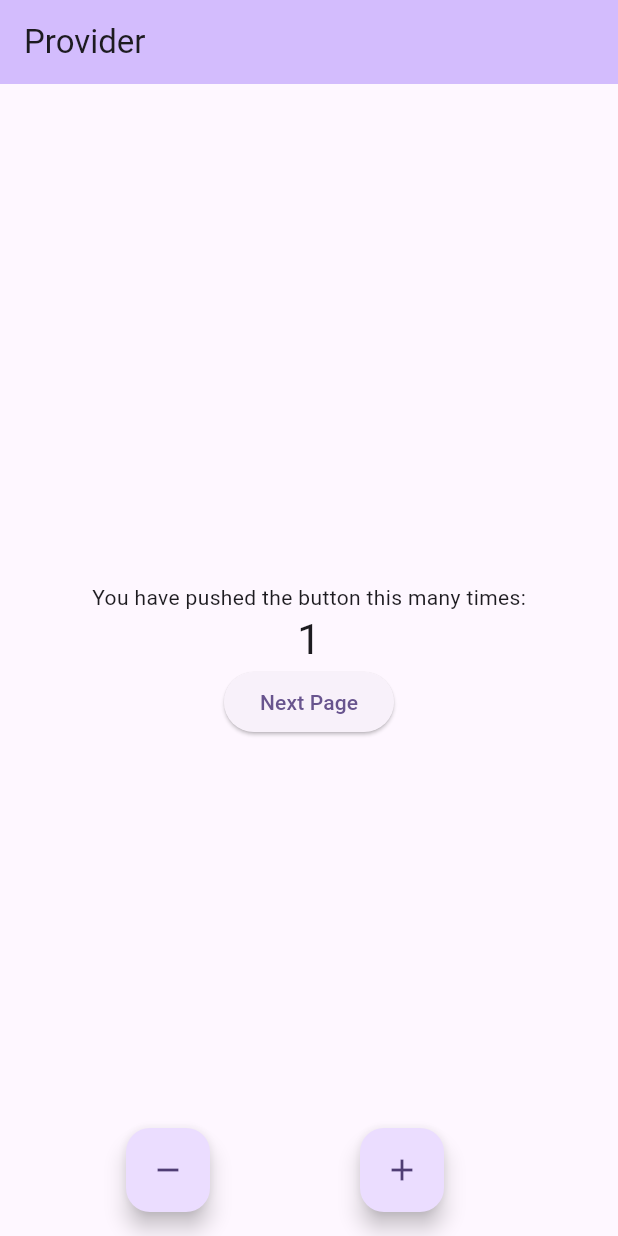
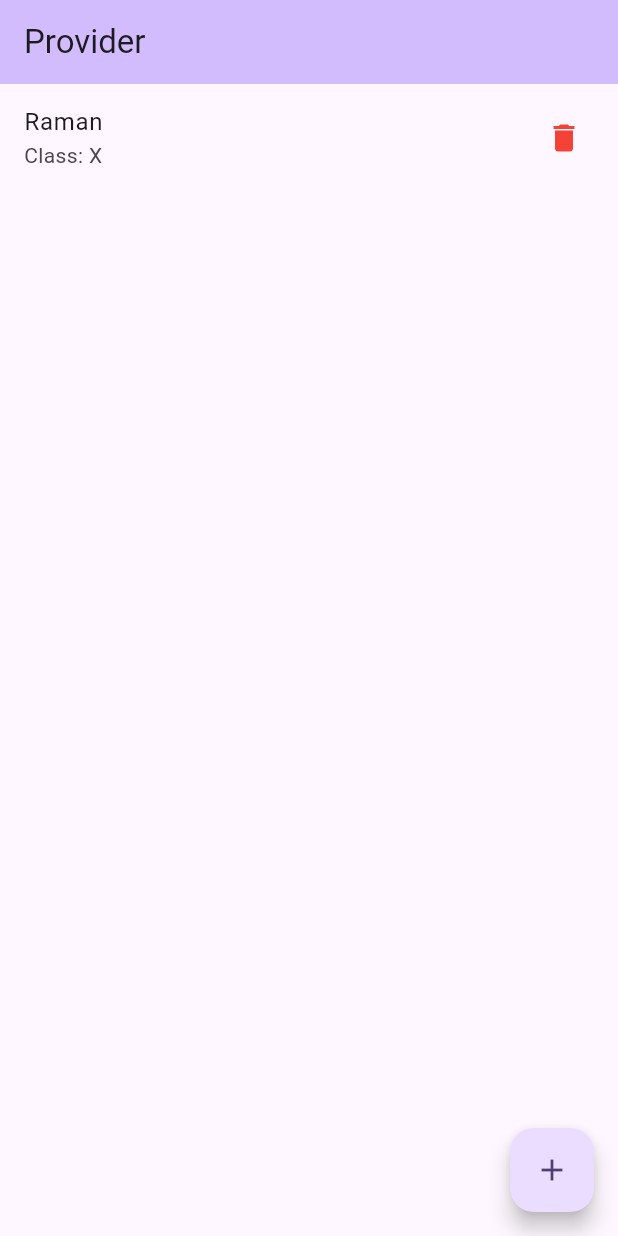
Before and after one commit to raunak2909/provider_example_131, a Flutter app: the screen it shows after launch, after a tap on the "add" icon, on a phone screen of 412 x 824 dp. Run offline on Flutter 3.47's test engine with Material 2 defaults, Android fonts, the light colour scheme and no system bars.

Commit message:
Managed List<Map> with provider

```diff
--- a/lib/main.dart
+++ b/lib/main.dart
@@ -1,17 +1,20 @@
 import 'package:flutter/material.dart';
 import 'package:provider/provider.dart';
-import 'package:provider_example_131/counter_provider.dart';
+import 'package:provider_example_131/providers/counter_provider.dart';
+import 'package:provider_example_131/providers/list_data_provider.dart';
 import 'package:provider_example_131/second_page.dart';
 
 void main() {
   runApp(
-    ChangeNotifierProvider(
-      create: (context) => CounterProvider(),
-      child: ChangeNotifierProvider(
-        create: (context) => CounterProvider(),
-        child: const MyApp(),
-      ),
-    )
+    MultiProvider(providers: [
+      ChangeNotifierProvider(create: (context)=>CounterProvider()),
+      ChangeNotifierProvider(create: (context)=>ListDataProvider()),
+      ///
+      ///
+      ///
+      ///
+      ///
+    ], child: const MyApp(),)
   );
 }
 
@@ -33,6 +36,8 @@ class MyApp extends StatelessWidget {
 }
 
 class HomePage extends StatelessWidget {
+  var nameController = TextEditingController();
+  var classController = TextEditingController();
 
   @override
   Widget build(BuildContext context) {
@@ -42,46 +47,69 @@ class HomePage extends StatelessWidget {
         backgroundColor: Theme.of(context).colorScheme.inversePrimary,
         title: Text('Provider'),
       ),
-      body: Center(
+      body: Consumer<ListDataProvider>(
+        builder: (_, provider, __){
+          List<Map<String,dynamic>> data = provider.getMyListData();
+          return ListView.builder(
+            itemCount: data.length,
+              itemBuilder: (ctx, index){
+            return InkWell(
+              onTap: (){
+                nameController.text = data[index]['Name'];
+                classController.text = data[index]['Class'];
+
+                showModalBottomSheet(context: context, builder: (_){
+                  return Container(
+                    height: 250,
                     child: Column(
-          mainAxisAlignment: MainAxisAlignment.center,
-          children: <Widget>[
-            const Text(
-              'You have pushed the button this many times:',
+                      children: [
+                        Text('Update Data'),
+                        SizedBox(
+                          height: 21,
                         ),
-            Text(
-              //get (listen)
-              '${context.watch<CounterProvider>().getCountValue()}',
-              style: Theme.of(context).textTheme.headlineMedium,
+                        TextField(
+                          controller: nameController,
                         ),
-
+                        SizedBox(
+                          height: 11,
+                        ),
+                        TextField(
+                          controller: classController,
+                        ),
                         ElevatedButton(onPressed: (){
-              Navigator.push(context, MaterialPageRoute(builder: (context) => SecondPage(),));
-            }, child: Text('Next Page'))
+                          var dataToBeUpdated = {
+                            "Name": nameController.text.toString(),
+                            "Class": classController.text.toString()
+                          };
+                          context.read<ListDataProvider>().updateData(dataToBeUpdated, index);
+                        }, child: Text('Update'))
                       ],
                     ),
+                  );
+                });
+              },
+              child: ListTile(
+                title: Text('${data[index]['Name']}'),
+                subtitle: Text('Class: ${data[index]['Class']}'),
+                trailing: InkWell(
+                  onTap: (){
+                    context.read<ListDataProvider>().removeData(index);
+                  },
+                    child: Icon(Icons.delete, color: Colors.red,)),
               ),
-      floatingActionButton: Row(
-        mainAxisAlignment: MainAxisAlignment.spaceEvenly,
-        children: [
-          FloatingActionButton(
+            );
+          });
+        },
+      ),
+      floatingActionButton: FloatingActionButton(
         onPressed: (){
-              //set
-              context.read<CounterProvider>().decrementCount();
+          Map<String, dynamic> newData = {
+            "Name": "Raman",
+            "Class": "X"
+          };
+          context.read<ListDataProvider>().addData(newData);
         },
-            tooltip: 'Decrement',
-            child: const Icon(Icons.remove),
-          ),
-
-          FloatingActionButton(
-            onPressed: (){
-              //set
-              Provider.of<CounterProvider>(context, listen: false).incrementCount();
-            },
-            tooltip: 'Increment',
-            child: const Icon(Icons.add),
-          ),
-        ],
+        child: Icon(Icons.add),
       )
     );
   }
--- a/lib/counter_provider.dart
+++ b/lib/providers/counter_provider.dart
@@ -2,8 +2,10 @@ import 'package:flutter/material.dart';
 
 class CounterProvider extends ChangeNotifier{
 
+
   //state
   int _count = 0;
+
 
   //change
   void incrementCount(){
--- /dev/null
+++ b/lib/providers/list_data_provider.dart
@@ -0,0 +1,30 @@
+import 'package:flutter/cupertino.dart';
+
+class ListDataProvider extends ChangeNotifier{
+  List<Map<String, dynamic>> _mData = []; // [1,2,4,7]
+
+  List<Map<String, dynamic>> getMyListData(){
+    return _mData;
+  }
+
+  //actions(EVENTS)
+  addData(Map<String, dynamic> newData){
+    _mData.add(newData);
+    notifyListeners();
+  }
+
+  updateData(Map<String, dynamic> dataToBeUpdated, int index){
+    _mData[index] = dataToBeUpdated;
+    notifyListeners();
+  }
+
+  removeData(int index){
+    _mData.removeAt(index);
+    notifyListeners();
+  }
+
+/*removeDataMap(Map<String, dynamic> dataToBeDeleted){
+    _mData.removeWhere((element) => element==dataToBeDeleted);
+    notifyListeners();
+  }*/
+}
--- a/lib/second_page.dart
+++ b/lib/second_page.dart
@@ -2,7 +2,7 @@ import 'package:flutter/cupertino.dart';
 import 'package:flutter/material.dart';
 import 'package:provider/provider.dart';
 
-import 'counter_provider.dart';
+import 'providers/counter_provider.dart';
 
 class SecondPage extends StatelessWidget{
   @override
```
Lines whose indentation alone changed are shown as unchanged.
